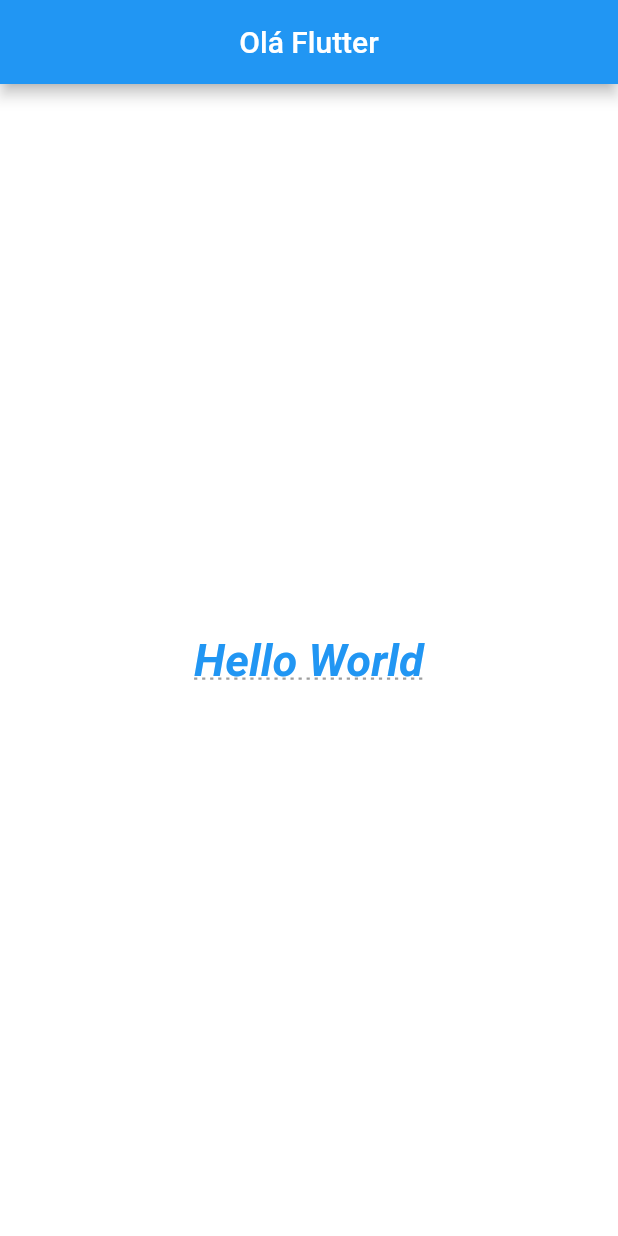
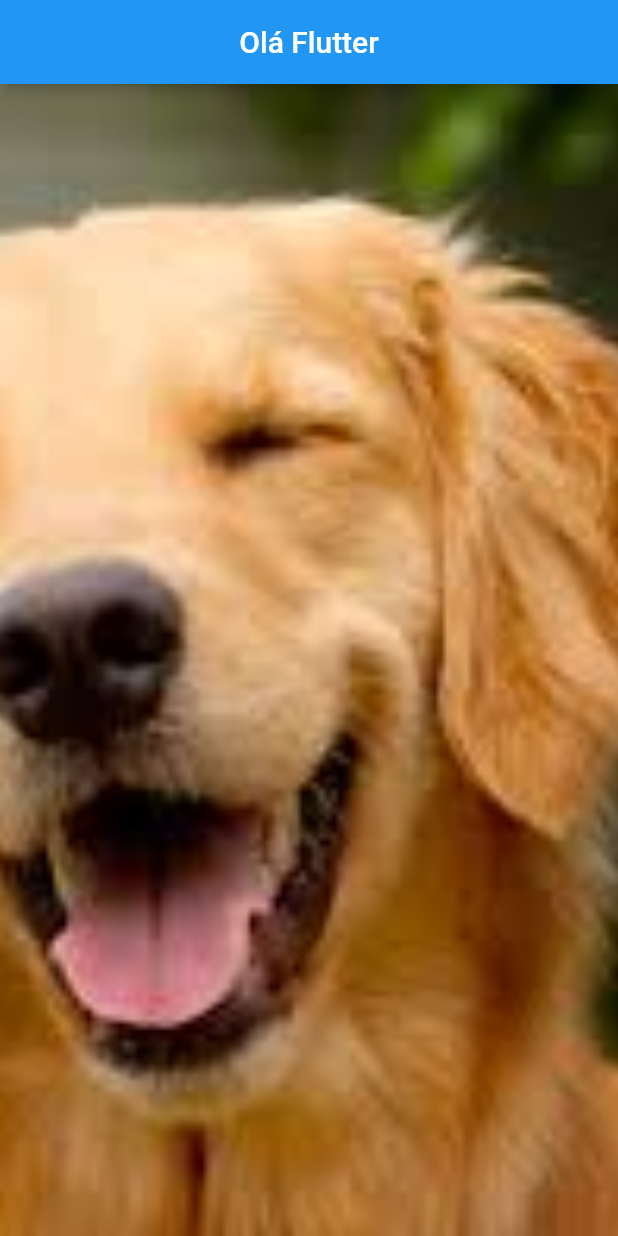
Before and after one commit to Aniro-Montenegro/flutter-widgets, a Flutter app: the screen it shows after launch, on a phone screen of 412 x 824 dp. Run offline on Flutter 3.47's test engine with Material 2 defaults, Android fonts, the phone set to English and light mode, and no system bars.

```diff
--- a/lib/main.dart
+++ b/lib/main.dart
@@ -1,4 +1,5 @@
 import 'package:flutter/material.dart';
+import 'package:projeto_widgets/paginas/home_page.dart';
 
 void main() {
   runApp(MyApp());
@@ -14,32 +15,3 @@ class MyApp extends StatelessWidget {
     );
   }
 }
-
-class HomePage extends StatelessWidget {
-  @override
-  Widget build(BuildContext context) {
-    return Scaffold(
-      appBar: AppBar(
-        title: const Text('Olá Flutter'),
-        centerTitle: true,
-      ),
-      body: Container(
-        color: Colors.white,
-        child: const Center(
-          child: Text(
-            'Hello World',
-            style: TextStyle(
-              fontSize: 30,
-              color: Colors.blue,
-              fontWeight: FontWeight.bold,
-              fontStyle: FontStyle.italic,
-              decoration: TextDecoration.underline,
-              decorationColor: Colors.grey,
-              decorationStyle: TextDecorationStyle.dotted,
-            ),
-          ),
-        ),
-      ),
-    );
-  }
-}
--- /dev/null
+++ b/lib/paginas/home_page.dart
@@ -0,0 +1,48 @@
+
+
+import 'package:flutter/material.dart';
+
+class HomePage extends StatelessWidget {
+  @override
+  Widget build(BuildContext context) {
+    return Scaffold(
+      appBar: AppBar(
+        title: const Text('Olá Flutter'),
+        centerTitle: true,
+      ),
+      body: _body(),
+    );
+  }
+
+  _body() {
+    return Container(
+      color: Colors.white,
+      child:  SizedBox.expand(
+        child: _img(),
+      ),
+    );
+  }
+
+  _text() {
+    return  const Text(
+      'Hello World',
+      style: TextStyle(
+        fontSize: 30,
+        color: Colors.blue,
+        fontWeight: FontWeight.bold,
+        fontStyle: FontStyle.italic,
+        decoration: TextDecoration.underline,
+        decorationColor: Colors.grey,
+        decorationStyle: TextDecorationStyle.dotted,
+      ),
+    );
+  }
+
+  _img() {
+
+    return Image.asset("assets/images/dog2.png",
+
+      fit: BoxFit.cover,
+    );
+  }
+}
--- a/pubspec.yaml
+++ b/pubspec.yaml
@@ -58,9 +58,8 @@ flutter:
   uses-material-design: true
 
   # To add assets to your application, add an assets section, like this:
-  # assets:
-  #   - images/a_dot_burr.jpeg
-  #   - images/a_dot_ham.jpeg
+  assets:
+     - assets/images/
 
   # An image asset can refer to one or more resolution-specific "variants", see
   # https://flutter.dev/assets-and-images/#resolution-aware.
```
Also changed, not shown: assets/images/dog1.png (added), assets/images/dog2.png (added), assets/images/dog3.png (added), assets/images/dog4.png (added), assets/images/dog5.png (added).
